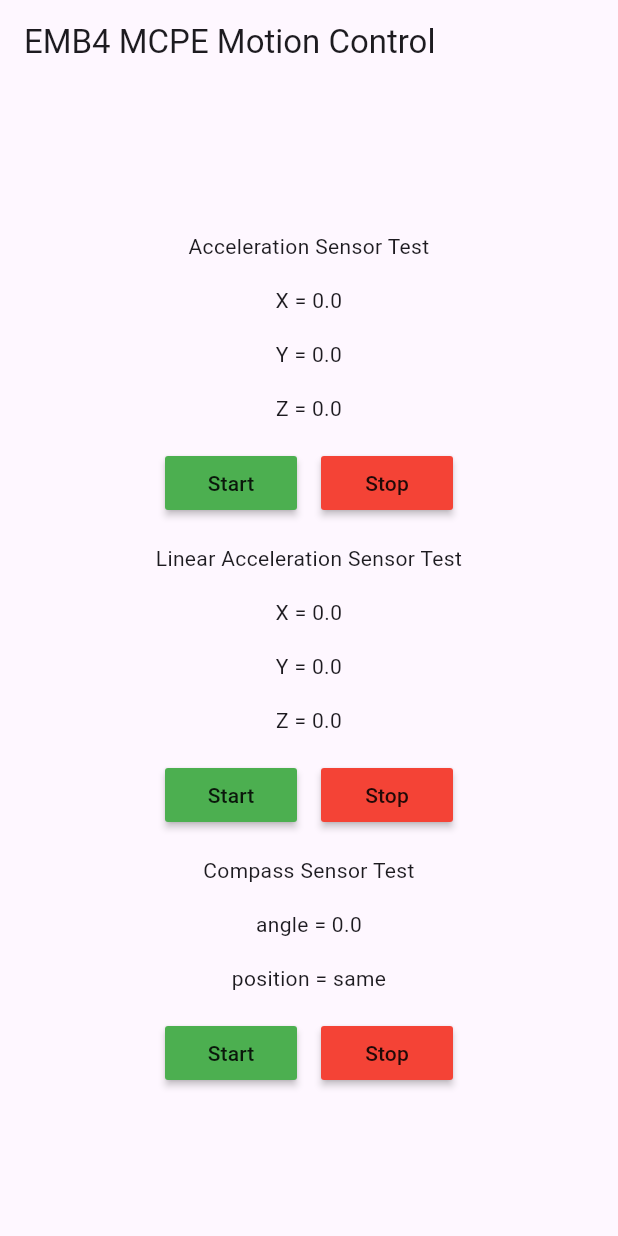
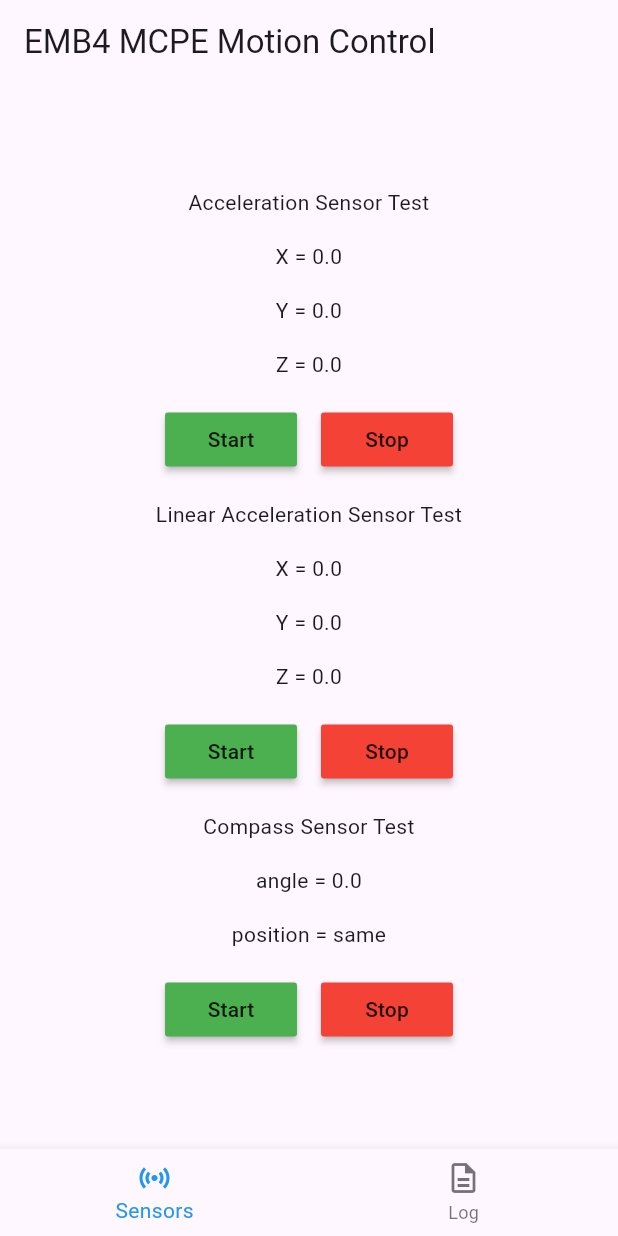
Before and after one commit to SerenityS/emb_mcpe, a Flutter app: the screen it shows after launch, on a phone screen of 412 x 824 dp. Run offline on Flutter 3.47's test engine with Material 2 defaults, Android fonts, the phone set to English and light mode, and no system bars; our stand-ins replace flutter_compass, shared_preferences, socket_io_client; missing offline and left inert: flutter_sensors.

Commit message:
feat: BottomNavigationBar 추가
Signed-off-by: HeeRyun, Jin(qwertycvb) <jins4218@gmail.com>

```diff
--- a/flutter/lib/main.dart
+++ b/flutter/lib/main.dart
@@ -1,3 +1,4 @@
+import 'package:emb_motion/provider/bottom_navigation_provider.dart';
 import 'package:emb_motion/provider/compass_provider.dart';
 import 'package:emb_motion/provider/linear_provider.dart';
 import 'package:emb_motion/provider/accel_provider.dart';
@@ -16,6 +17,7 @@ class MyApp extends StatelessWidget {
   Widget build(BuildContext context) {
     return MultiProvider(
       providers: [
+        ChangeNotifierProvider(create: (BuildContext context) => BottomNavigationProvider()),
         ChangeNotifierProvider(create: (BuildContext context) => AccelProvider()),
         ChangeNotifierProvider(create: (BuildContext context) => CompassProvider()),
         ChangeNotifierProvider(create: (BuildContext context) => LinearProvider()),
@@ -25,7 +27,7 @@ class MyApp extends StatelessWidget {
           primarySwatch: Colors.blue,
           useMaterial3: true,
         ),
-        home: const MainScreen(),
+        home: MainScreen(),
       ),
     );
   }
--- /dev/null
+++ b/flutter/lib/provider/bottom_navigation_provider.dart
@@ -0,0 +1,11 @@
+import 'package:flutter/material.dart';
+
+class BottomNavigationProvider extends ChangeNotifier {
+  int _index = 0;
+  int get currentPage => _index;
+
+  updateCurrentPage(int index) {
+    _index = index;
+    notifyListeners();
+  }
+}
--- a/flutter/lib/screen/main_screen.dart
+++ b/flutter/lib/screen/main_screen.dart
@@ -1,19 +1,43 @@
+import 'package:emb_motion/provider/bottom_navigation_provider.dart';
 import 'package:emb_motion/screen/sensor_test_screen.dart';
 import 'package:flutter/material.dart';
+import 'package:provider/provider.dart';
 
 class MainScreen extends StatelessWidget {
-  const MainScreen({super.key});
+  MainScreen({super.key});
+
+  late BottomNavigationProvider _bottomNavigationProvider;
+
+  Widget _navigationBody() {
+    switch (_bottomNavigationProvider.currentPage) {
+      case 0:
+        return SensorTestScreen();
+    }
+    return Container();
+  }
 
   @override
   Widget build(BuildContext context) {
+    _bottomNavigationProvider = Provider.of<BottomNavigationProvider>(context);
+
     return Scaffold(
       appBar: AppBar(title: const Text("EMB4 MCPE Motion Control")),
-      body: Column(
-        mainAxisAlignment: MainAxisAlignment.center,
-        children: [
-          SensorTestScreen(),
-        ],
-      ),
+      body: _navigationBody(),
+      bottomNavigationBar: _bottomNavigationBarWidget(),
+    );
+  }
+
+  Widget _bottomNavigationBarWidget() {
+    return BottomNavigationBar(
+      items: const [
+        BottomNavigationBarItem(icon: Icon(Icons.sensors_outlined), label: "Sensors"),
+        BottomNavigationBarItem(icon: Icon(Icons.description_outlined), label: "Log"),
+      ],
+      currentIndex: _bottomNavigationProvider.currentPage,
+      selectedItemColor: Colors.blue,
+      onTap: (index) {
+        _bottomNavigationProvider.updateCurrentPage(index);
+      },
     );
   }
 }
--- a/flutter/lib/screen/sensor_test_screen.dart
+++ b/flutter/lib/screen/sensor_test_screen.dart
@@ -18,6 +18,7 @@ class SensorTestScreen extends StatelessWidget {
     _linearProvider = Provider.of<LinearProvider>(context);
 
     return Column(
+      mainAxisAlignment: MainAxisAlignment.center,
       children: [
         const Text(
           "Acceleration Sensor Test",
```
